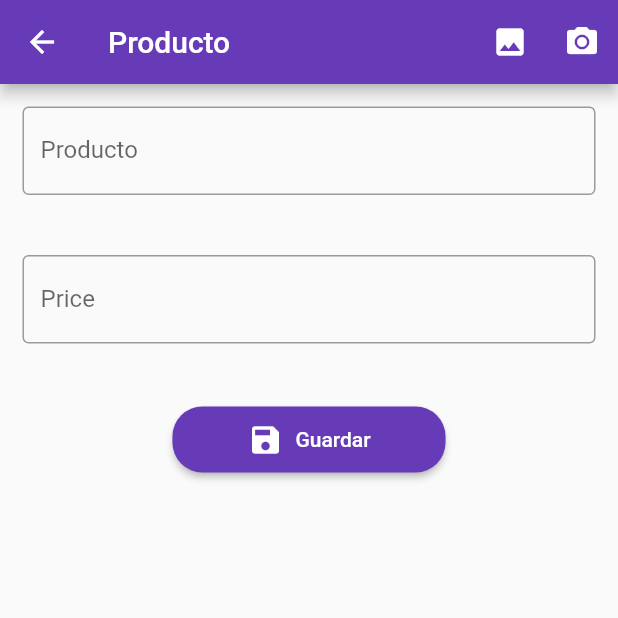
After one commit to bider88/formularios_flutter, a Flutter app: the HomePage screen opened by its route, after a tap on the "add" icon, on a phone screen of 412 x 824 dp, the top half of it. The commit adds this screen. Run offline on Flutter 3.47's test engine with Material 2 defaults, Android fonts, the phone set to English and light mode, and no system bars; our stand-ins replace rxdart.

Commit message:
add product page

```diff
--- a/lib/main.dart
+++ b/lib/main.dart
@@ -2,6 +2,7 @@ import 'package:flutter/material.dart';
 import 'package:formularios_flutter/src/bloc/provider.dart';
 import 'package:formularios_flutter/src/pages/home_page.dart';
 import 'package:formularios_flutter/src/pages/login_page.dart';
+import 'package:formularios_flutter/src/pages/producto_page.dart';
 
 void main() => runApp(MyApp());
 
@@ -16,6 +17,7 @@ class MyApp extends StatelessWidget {
         routes: {
           'login': (BuildContext context) => LoginPage(),
           'home': (BuildContext context) => HomePage(),
+          'producto': (BuildContext context) => ProductoPage(),
         },
         theme: ThemeData(
           primaryColor: Colors.deepPurple
--- a/lib/src/pages/home_page.dart
+++ b/lib/src/pages/home_page.dart
@@ -13,15 +13,16 @@ class HomePage extends StatelessWidget {
       appBar: AppBar(
         title: Text('Home page'),
       ),
-      body: Column(
-        crossAxisAlignment: CrossAxisAlignment.center,
-        mainAxisAlignment: MainAxisAlignment.center,
-        children: [
-          Text('Email: ${bloc.email}'),
-          Divider(),
-          Text('Password: ${bloc.password}'),
-        ],
-      ),
+      body: Container(),
+      floatingActionButton: _createActionButton(context),
+    );
+  }
+
+  Widget _createActionButton(BuildContext context) {
+    return FloatingActionButton(
+      child: Icon(Icons.add),
+      backgroundColor: Colors.deepPurple,
+      onPressed: () => Navigator.pushNamed(context, 'producto')
     );
   }
 }
--- /dev/null
+++ b/lib/src/pages/producto_page.dart
@@ -0,0 +1,74 @@
+import 'package:flutter/material.dart';
+
+class ProductoPage extends StatelessWidget {
+  const ProductoPage({Key key}) : super(key: key);
+
+  @override
+  Widget build(BuildContext context) {
+    return Scaffold(
+      appBar: AppBar(
+        title: Text('Producto'),
+        actions: [
+          IconButton(
+            icon: Icon(Icons.photo),
+            onPressed: () {}
+          ),
+          IconButton(
+            icon: Icon(Icons.camera_alt),
+            onPressed: () {}
+          ),
+        ],
+      ),
+      body: SingleChildScrollView(
+        child: Container(
+          padding: EdgeInsets.all(15),
+          child: Form(
+            child: Column(
+              children: [
+                _createName(),
+                SizedBox(height: 40,),
+                _createPrice(),
+                SizedBox(height: 40,),
+                _createButton()
+              ],
+            ),
+          ),
+        ),
+      ),
+    );
+  }
+
+  Widget _createName() {
+    return TextFormField(
+      textCapitalization: TextCapitalization.sentences,
+      decoration: InputDecoration(
+        labelText: 'Producto',
+        border: OutlineInputBorder()
+      ),
+    );
+  }
+
+  Widget _createPrice() {
+    return TextFormField(
+      keyboardType: TextInputType.numberWithOptions(decimal: true),
+      decoration: InputDecoration(
+        labelText: 'Price',
+        border: OutlineInputBorder()
+      ),
+    );
+  }
+
+  Widget _createButton() {
+    return RaisedButton.icon(
+      shape: RoundedRectangleBorder(
+        borderRadius: BorderRadius.circular(20)
+      ),
+      padding: EdgeInsets.symmetric(horizontal: 50, vertical: 10),
+      color: Colors.deepPurple,
+      textColor: Colors.white,
+      label: Text('Guardar'),
+      icon: Icon(Icons.save),
+      onPressed: () { }
+    );
+  }
+}
```
